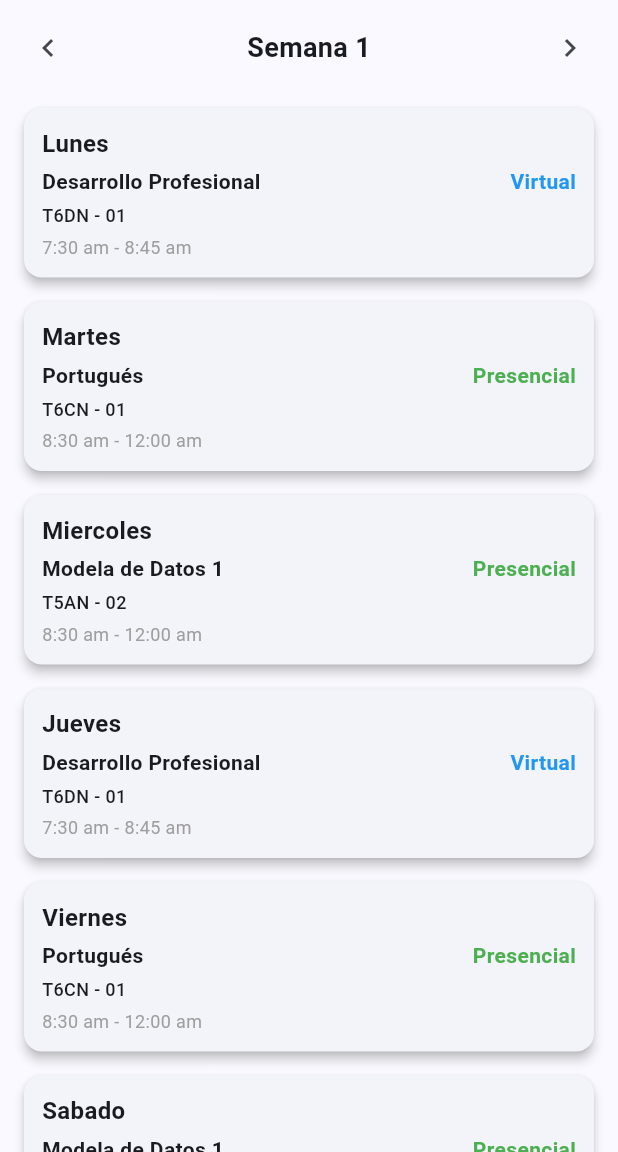
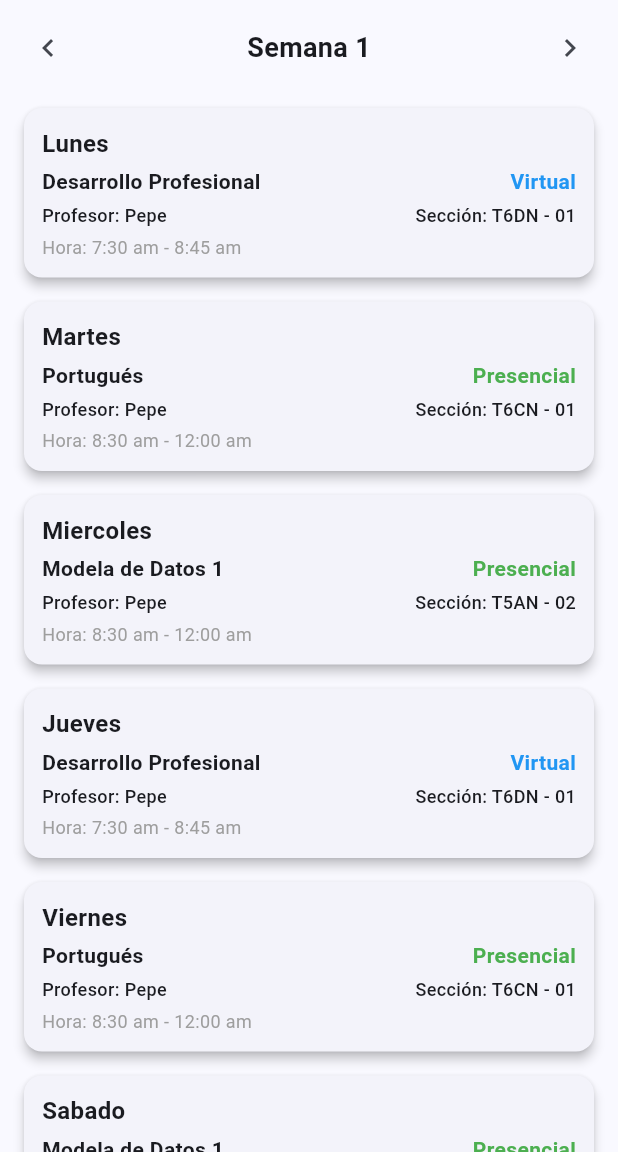
Before and after one commit to markedws21/mInstApp, a Flutter app: the HorarioPage screen opened by its route, on a phone screen of 412 x 824 dp, the part 84-1236 px from its top. Run offline on Flutter 3.47's test engine with Material 3 defaults, Android fonts, the phone set to English and light mode, and no system bars; our stand-ins replace barcode_widget, carousel_slider, go_router, google_fonts, table_calendar.

Commit message:
mejoras_visuales

```diff
--- a/minstapp/lib/Models/curso_model.dart
+++ b/minstapp/lib/Models/curso_model.dart
@@ -2,6 +2,7 @@ class Cursos {
   final String dia;
   final String nombre;
   final String seccion;
+  final String profesor;
   final String modalidad;
   final String horario;
 
@@ -11,6 +12,7 @@ class Cursos {
     required this.seccion,
     required this.modalidad,
     required this.horario,
+    required this.profesor,
   });
 }
 
@@ -18,25 +20,25 @@ class Cursos {
 class HorarioData {
   static final Map<int, List<Cursos>> horarioPorSemana = {
     1: [
-      Cursos(dia: "Lunes", nombre: "Desarrollo Profesional", seccion: "T6DN - 01", modalidad: "Virtual", horario: "7:30 am - 8:45 am"),
-      Cursos(dia: "Martes", nombre: "Portugués", seccion: "T6CN - 01", modalidad: "Presencial", horario: "8:30 am - 12:00 am"),
-      Cursos(dia: "Miercoles", nombre: "Modela de Datos 1", seccion: "T5AN - 02", modalidad: "Presencial", horario: "8:30 am - 12:00 am"),
-      Cursos(dia: "Jueves", nombre: "Desarrollo Profesional", seccion: "T6DN - 01", modalidad: "Virtual", horario: "7:30 am - 8:45 am"),
-      Cursos(dia: "Viernes", nombre: "Portugués", seccion: "T6CN - 01", modalidad: "Presencial", horario: "8:30 am - 12:00 am"),
-      Cursos(dia: "Sabado", nombre: "Modela de Datos 1", seccion: "T5AN - 02", modalidad: "Presencial", horario: "8:30 am - 12:00 am"),
+      Cursos(dia: "Lunes", nombre: "Desarrollo Profesional", profesor: "Pepe",seccion: "T6DN - 01", modalidad: "Virtual", horario: "7:30 am - 8:45 am"),
+      Cursos(dia: "Martes", nombre: "Portugués", profesor: "Pepe",seccion: "T6CN - 01", modalidad: "Presencial", horario: "8:30 am - 12:00 am"),
+      Cursos(dia: "Miercoles", nombre: "Modela de Datos 1", profesor: "Pepe",seccion: "T5AN - 02", modalidad: "Presencial", horario: "8:30 am - 12:00 am"),
+      Cursos(dia: "Jueves", nombre: "Desarrollo Profesional", profesor: "Pepe",seccion: "T6DN - 01", modalidad: "Virtual", horario: "7:30 am - 8:45 am"),
+      Cursos(dia: "Viernes", nombre: "Portugués", profesor: "Pepe",seccion: "T6CN - 01", modalidad: "Presencial", horario: "8:30 am - 12:00 am"),
+      Cursos(dia: "Sabado", nombre: "Modela de Datos 1", profesor: "Pepe",seccion: "T5AN - 02", modalidad: "Presencial", horario: "8:30 am - 12:00 am"),
     ],
     2: [
-      Cursos(dia: "Lunes", nombre: "Matemáticas", seccion: "T6DN - 02", modalidad: "Presencial", horario: "8:00 am - 9:30 am"),
-      Cursos(dia: "Martes", nombre: "Historia", seccion: "T5CN - 01", modalidad: "Virtual", horario: "9:30 am - 11:00 am"),
+      Cursos(dia: "Lunes", nombre: "Matemáticas", profesor: "Pepe",seccion: "T6DN - 02", modalidad: "Presencial", horario: "8:00 am - 9:30 am"),
+      Cursos(dia: "Martes", nombre: "Historia", profesor: "Pepe",seccion: "T5CN - 01", modalidad: "Virtual", horario: "9:30 am - 11:00 am"),
     ],
     3: [
-      Cursos(dia: "Jueves", nombre: "Desarrollo Profesional", seccion: "T6DN - 01", modalidad: "Virtual", horario: "7:30 am - 8:45 am"),
-      Cursos(dia: "Viernes", nombre: "Portugués", seccion: "T6CN - 01", modalidad: "Presencial", horario: "8:30 am - 12:00 am"),
-      Cursos(dia: "Sabado", nombre: "Modela de Datos 1", seccion: "T5AN - 02", modalidad: "Presencial", horario: "8:30 am - 12:00 am"),
+      Cursos(dia: "Jueves", nombre: "Desarrollo Profesional", profesor: "Pepe",seccion: "T6DN - 01", modalidad: "Virtual", horario: "7:30 am - 8:45 am"),
+      Cursos(dia: "Viernes", nombre: "Portugués", profesor: "Pepe",seccion: "T6CN - 01", modalidad: "Presencial", horario: "8:30 am - 12:00 am"),
+      Cursos(dia: "Sabado", nombre: "Modela de Datos 1", profesor: "Pepe",seccion: "T5AN - 02", modalidad: "Presencial", horario: "8:30 am - 12:00 am"),
     ],
     4: [
-      Cursos(dia: "Lunes", nombre: "Matemáticas", seccion: "T6DN - 02", modalidad: "Presencial", horario: "8:00 am - 9:30 am"),
-      Cursos(dia: "Martes", nombre: "Historia", seccion: "T5CN - 01", modalidad: "Virtual", horario: "9:30 am - 11:00 am"),
+      Cursos(dia: "Lunes", nombre: "Matemáticas", profesor: "Pepe",seccion: "T6DN - 02", modalidad: "Presencial", horario: "8:00 am - 9:30 am"),
+      Cursos(dia: "Martes", nombre: "Historia", profesor: "Pepe",seccion: "T5CN - 01", modalidad: "Virtual", horario: "9:30 am - 11:00 am"),
     ],
   };
 }
--- a/minstapp/lib/pages/horario/horario_page.dart
+++ b/minstapp/lib/pages/horario/horario_page.dart
@@ -106,13 +106,23 @@ class HorarioPageState extends State<HorarioPage> {
               ],
             ),
             const SizedBox(height: 4),
-            Text(
-              curso.seccion,
-              style: const TextStyle(fontSize: 12, fontWeight: FontWeight.w500),
+            Row(
+              mainAxisAlignment: MainAxisAlignment.spaceBetween,
+              children: [
+                Text(
+                  "Profesor: ${curso.profesor}",
+                  style: const TextStyle(fontSize: 12, fontWeight: FontWeight.w500),
+                ),
+                const SizedBox(height: 4),
+                Text(
+                  "Sección: ${curso.seccion}",
+                  style: const TextStyle(fontSize: 12, fontWeight: FontWeight.w500),
+                ),
+              ],
             ),
             const SizedBox(height: 4),
             Text(
-              curso.horario,
+              "Hora: ${curso.horario}",
               style: const TextStyle(fontSize: 12, color: Colors.grey),
             ),
           ],
```
Also changed, not shown: minstapp/lib/Models/notas_model.dart (added, +25 -0 lines), minstapp/lib/pages/login/login_app.dart (+4 -4 lines), minstapp/lib/pages/menu/menu.dart (+4 -4 lines), minstapp/lib/Models/actividades_model.dart (added).
